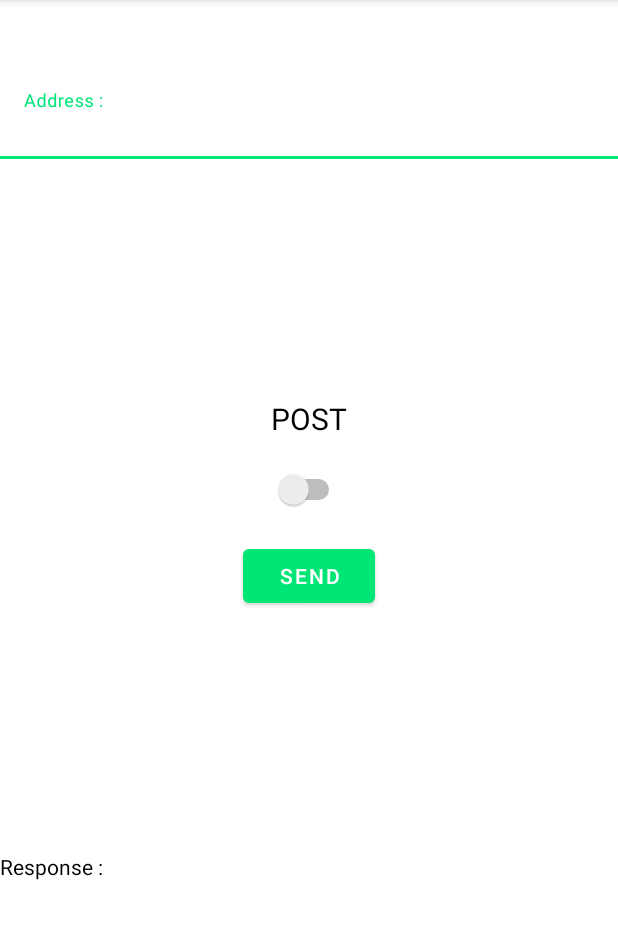
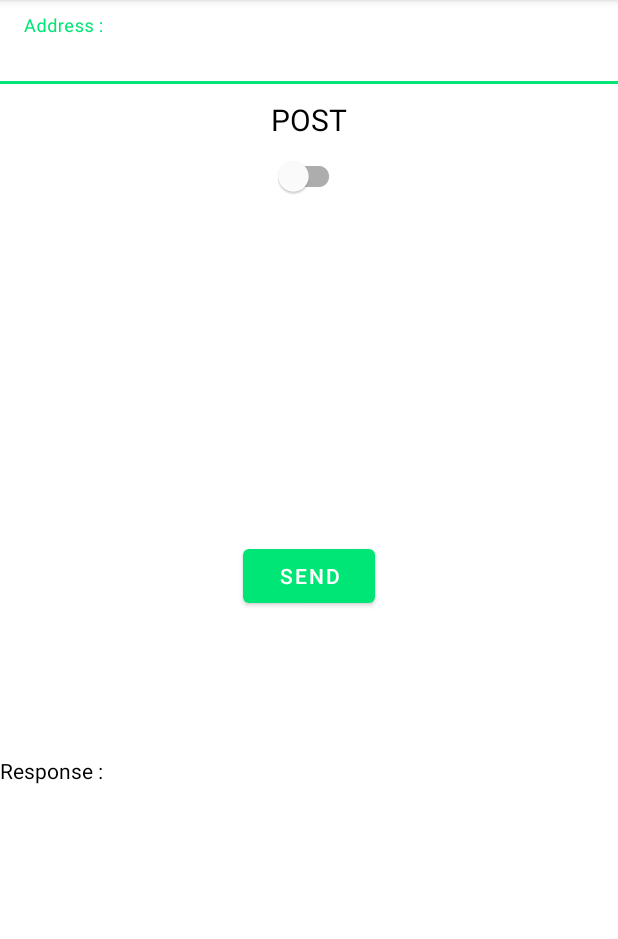
Before and after one commit to Leonardo22241/Growitation, an Android app: the screen it shows after launch (MainActivity), on a phone screen of 412 x 824 dp, the part 84-1023 px from its top. Run offline under Robolectric (Android 15) with nearby library versions, the phone set to English and light mode, and no system bars.

```diff
--- a/app/build.gradle
+++ b/app/build.gradle
@@ -38,7 +38,9 @@ dependencies {
     implementation 'androidx.appcompat:appcompat:1.2.0'
     implementation 'com.google.android.material:material:1.2.1'
     implementation 'androidx.constraintlayout:constraintlayout:2.0.4'
-    implementation 'com.android.volley:volley:1.1.1'
+    implementation "io.ktor:ktor-client-core:1.5.0"
+    implementation "io.ktor:ktor-client-android:1.5.0"
+    implementation "io.ktor:ktor-client-cio:1.5.0"
     testImplementation 'junit:junit:4.13.1'
     androidTestImplementation 'androidx.test.ext:junit:1.1.2'
     androidTestImplementation 'androidx.test.espresso:espresso-core:3.3.0'
--- a/app/src/main/res/layout/activity_main.xml
+++ b/app/src/main/res/layout/activity_main.xml
@@ -8,14 +8,20 @@
     tools:context=".MainActivity"
     android:background="@color/white">
 
-    <TextView
-        android:id="@+id/response"
+    <com.google.android.material.textfield.TextInputLayout
+        android:id="@+id/address"
         android:layout_width="match_parent"
-        android:layout_height="200dp"
-        android:layout_alignParentBottom="true"
-        android:layout_marginBottom="0dp"
-        android:textColor="@color/black"
-        android:text="@string/response" />
+        android:layout_height="wrap_content"
+        android:textColorHint="@color/black">
+
+        <com.google.android.material.textfield.TextInputEditText
+            android:id="@+id/inputField"
+            android:layout_width="match_parent"
+            android:layout_height="wrap_content"
+            android:backgroundTint="@color/white"
+            android:hint="@string/address"
+            android:textColor="@color/black"/>
+    </com.google.android.material.textfield.TextInputLayout>
 
     <TextView
         android:id="@+id/method"
@@ -25,39 +31,33 @@
         android:textColor="@color/black"
         android:textSize="20sp"
         android:layout_centerInParent="true"
-        android:layout_marginBottom="20dp"
-        android:layout_above="@id/switchMethod"/>
+        android:layout_below="@id/address"
+        android:layout_marginTop="10dp"/>
 
-    <com.google.android.material.textfield.TextInputLayout
-        android:layout_width="match_parent"
+    <com.google.android.material.switchmaterial.SwitchMaterial
+        android:id="@+id/switchMethod"
+        android:layout_width="wrap_content"
         android:layout_height="wrap_content"
-        android:layout_marginTop="50dp"
-        android:textColorHint="@color/black">
-
-        <com.google.android.material.textfield.TextInputEditText
-            android:id="@+id/textField"
-            android:layout_width="match_parent"
-            android:layout_height="wrap_content"
-            android:backgroundTint="@color/white"
-            android:hint="@string/address"
-            android:textColor="@color/black"/>
-    </com.google.android.material.textfield.TextInputLayout>
+        android:layout_centerInParent="true"
+        android:layout_below="@id/method"
+        app:useMaterialThemeColors="true"/>
 
     <Button
         android:id="@+id/buttonSend"
         android:layout_width="wrap_content"
         android:layout_height="wrap_content"
         android:layout_centerInParent="true"
+
         android:textColor="@color/white"
         android:text="@string/send" />
 
-    <Switch
-        android:id="@+id/switchMethod"
-        android:layout_width="wrap_content"
-        android:layout_height="wrap_content"
-        android:layout_centerInParent="true"
-        android:layout_above="@id/buttonSend"
-        android:layout_marginBottom="20dp"
-        tools:ignore="UseSwitchCompatOrMaterialXml" />
+    <TextView
+        android:id="@+id/response"
+        android:layout_width="match_parent"
+        android:layout_height="264dp"
+        android:layout_alignParentBottom="true"
+        android:textSize="14sp"
+        android:text="@string/response"
+        android:textColor="@color/black" />
 
 </RelativeLayout>
```
Also changed, not shown: app/src/main/java/com/thc/growitation/MainActivity.kt (+46 -30 lines).
